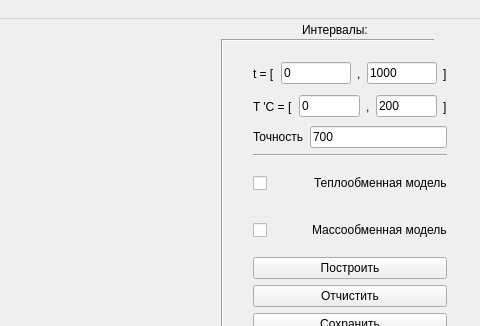
Before: the Qt Designer form Qt/Graphs0/Graphs0/mainwindow.ui in Rivares/3part, drawn with Qt 5; both pictures show x 338 to 818 and y 0 to 326 of the 818 by 526 pixel window.
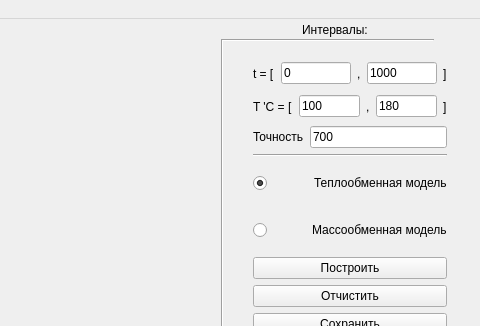
After: the same form once the commit is applied.

Diff of the .ui file:
```diff
--- a/Qt/Graphs0/Graphs0/mainwindow.ui
+++ b/Qt/Graphs0/Graphs0/mainwindow.ui
@@ -138,8 +138,14 @@
                  </item>
                  <item>
                   <widget class="QLineEdit" name="inputLeftY">
+                   <property name="enabled">
+                    <bool>true</bool>
+                   </property>
                    <property name="text">
-                    <string>0</string>
+                    <string>100</string>
+                   </property>
+                   <property name="readOnly">
+                    <bool>false</bool>
                    </property>
                   </widget>
                  </item>
@@ -159,7 +165,7 @@
                    <item>
                     <widget class="QLineEdit" name="inputRightY">
                      <property name="text">
-                      <string>200</string>
+                      <string>180</string>
                      </property>
                     </widget>
                    </item>
@@ -210,7 +216,7 @@
            <item>
             <layout class="QHBoxLayout" name="horizontalLayout_10">
              <item>
-              <widget class="QCheckBox" name="Hexch">
+              <widget class="QRadioButton" name="Hexch">
                <property name="minimumSize">
                 <size>
                  <width>55</width>
@@ -233,6 +239,12 @@
                <property name="text">
                 <string/>
                </property>
+               <property name="checked">
+                <bool>true</bool>
+               </property>
+               <property name="autoRepeat">
+                <bool>false</bool>
+               </property>
               </widget>
              </item>
              <item>
@@ -247,7 +259,7 @@
            <item>
             <layout class="QHBoxLayout" name="horizontalLayout_11">
              <item>
-              <widget class="QCheckBox" name="Mexch">
+              <widget class="QRadioButton" name="Mexch">
                <property name="maximumSize">
                 <size>
                  <width>60</width>
```
Left out of the diff: 3 changed lines with no effect on the pictures.
